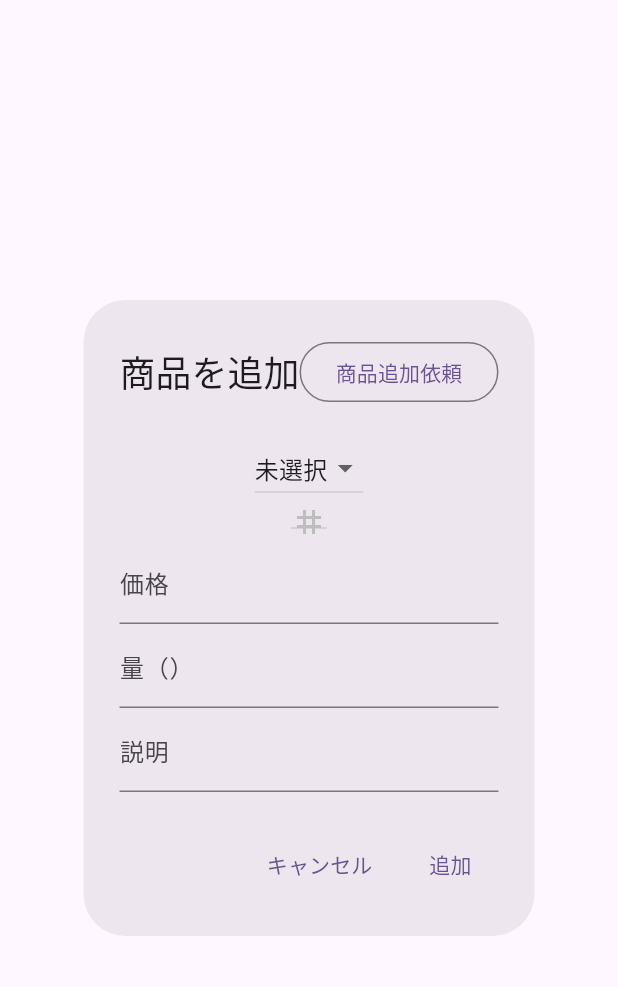
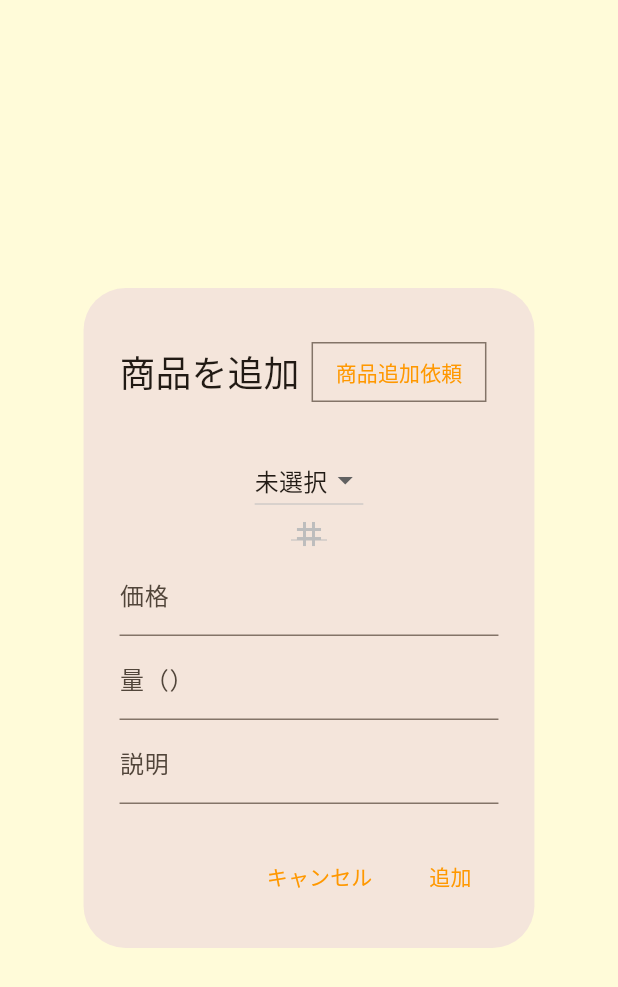
Before and after one commit to enpitut2023/shokuhi_fall, a Flutter app: the AddMerchDialog widget shown alone on an empty page, opened directly with empty values, on a phone screen of 412 x 824 dp. Shown: the top 987 px of the screen. Run offline on Flutter 3.47's test engine with Material 3 defaults, Android fonts, the phone set to English and light mode, and no system bars; our stand-ins replace cloud_firestore, firebase_core, flutter_map, flutter_riverpod, fluttertoast, freezed_annotation and 2 more; accounts and stored records are empty; generated files the repository leaves out were written again.

Commit message:
UI修正

```diff
--- a/lib/ui/shop_detail/add_merch_dialog.dart
+++ b/lib/ui/shop_detail/add_merch_dialog.dart
@@ -119,12 +119,15 @@ class AddMerchDialog extends ConsumerWidget {
         mainAxisAlignment: MainAxisAlignment.spaceBetween,
         children: [
           const Text('商品を追加'),
-          OutlinedButton(
-            onPressed: () {
-              final url = Uri.parse('https://docs.google.com/forms/d/1jui3GkT1v9ssCBggm_QK0LSjAhdD-NKwvbdkM9IGEjc/viewform?edit_requested=true');
-              launchUrl(url);
-            },
-            child: const Text('商品追加依頼'),
+          Padding(
+            padding: const EdgeInsets.all(8.0),
+            child: OutlinedButton(
+              onPressed: () {
+                final url = Uri.parse('https://docs.google.com/forms/d/1jui3GkT1v9ssCBggm_QK0LSjAhdD-NKwvbdkM9IGEjc/viewform?edit_requested=true');
+                launchUrl(url);
+              },
+              child: const Text('商品追加依頼'),
+            ),
           ),
         ],
       ),
--- a/lib/ui/shop_detail/shop_detail.dart
+++ b/lib/ui/shop_detail/shop_detail.dart
@@ -121,7 +121,7 @@ class ShopDetail extends ConsumerWidget {
         ),
       if (shop.comments.isNotEmpty)
         const ListTile(
-          title: Text('コメント'),
+          title: Text('備考'),
         ),
       for (final comment in shop.comments.entries)
         Padding(
--- a/lib/ui/theme/ketchy_theme.dart
+++ b/lib/ui/theme/ketchy_theme.dart
@@ -1,9 +1,39 @@
-
 import 'package:flutter/material.dart';
 
-final ketchyColorScheme = ColorScheme.fromSeed(seedColor: Colors.deepPurple);
+final ketchyColorScheme = ColorScheme.fromSeed(
+  seedColor: Colors.orange,
+  primary: Colors.orange,
+  secondary: Colors.yellow,
+);
 
 final ketchyTheme = ThemeData(
   colorScheme: ketchyColorScheme,
   useMaterial3: true,
+  appBarTheme: AppBarTheme(
+    elevation: 0,
+    backgroundColor: ketchyColorScheme.primaryContainer,
+    foregroundColor: ketchyColorScheme.onPrimaryContainer,
+  ),
+  bottomNavigationBarTheme: BottomNavigationBarThemeData(
+    elevation: 0,
+    type: BottomNavigationBarType.fixed,
+    backgroundColor: ketchyColorScheme.primaryContainer,
+    selectedItemColor: ketchyColorScheme.primary,
+    unselectedItemColor: ketchyColorScheme.onSurface.withOpacity(0.7),
+  ),
+  listTileTheme: const ListTileThemeData(
+    style: ListTileStyle.list,
+    contentPadding: EdgeInsets.symmetric(horizontal: 16, vertical: 8),
+  ),
+  outlinedButtonTheme: OutlinedButtonThemeData(
+    style: OutlinedButton.styleFrom(
+      shape: const RoundedRectangleBorder(),
+      padding: const EdgeInsets.symmetric(horizontal: 16, vertical: 8),
+    ),
+  ),
+  floatingActionButtonTheme: FloatingActionButtonThemeData(
+    backgroundColor: ketchyColorScheme.secondary,
+    foregroundColor: Colors.black,
+  ),
+  scaffoldBackgroundColor: ketchyColorScheme.secondary.withAlpha(50),
 );
```
Also changed, not shown: lib/ui/home/home.dart (+16 -8 lines), lib/ui/home/merch_list/merch_list.dart (+4 -5 lines), pubspec.lock.
